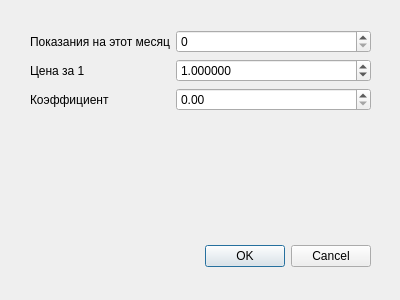
First picture: the form in ui/cd_gas.ui, repository developer-rni/communal-payments, before the edit.
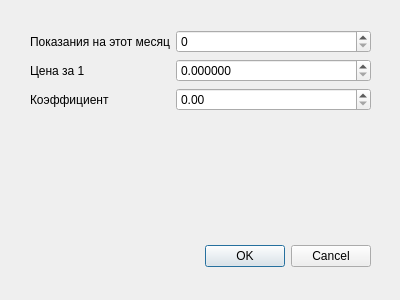
Second picture: the form after the edit.

```diff
--- a/ui/cd_gas.ui
+++ b/ui/cd_gas.ui
@@ -65,9 +65,12 @@
       <property name="decimals">
        <number>6</number>
       </property>
-      <property name="value">
+      <property name="singleStep">
        <double>1.000000000000000</double>
       </property>
+      <property name="value">
+       <double>0.000000000000000</double>
+      </property>
      </widget>
     </item>
     <item row="2" column="0">
```
Left out of the diff: 2 changed lines with no effect on the pictures.
